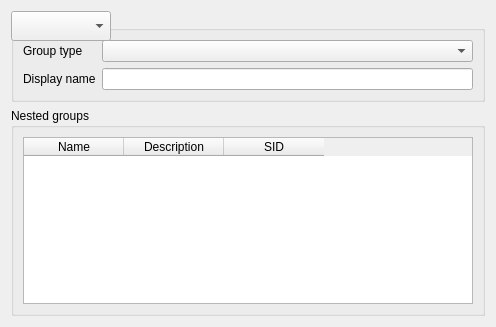
Qt form agent/src/clacks/agent/data/templates/default/group-samba.ui (gonicus/clacks) before a commit.
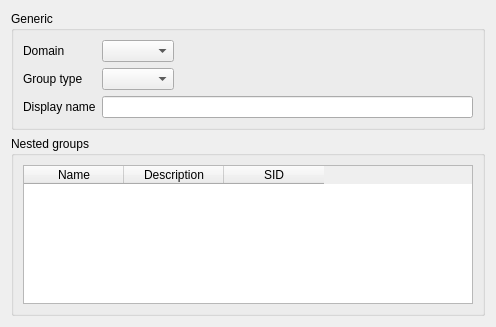
The same form after that commit. Icons and pictures are not drawn.

```diff
--- a/agent/src/clacks/agent/data/templates/default/group-samba.ui
+++ b/agent/src/clacks/agent/data/templates/default/group-samba.ui
@@ -26,36 +26,39 @@
      <layout class="QGridLayout" name="gridLayout">
       <item row="0" column="0">
        <layout class="QFormLayout" name="formLayout">
+        <property name="fieldGrowthPolicy">
+         <enum>QFormLayout::ExpandingFieldsGrow</enum>
+        </property>
         <item row="0" column="0">
+         <widget class="QLabel" name="sambaDomainNameLabel">
+          <property name="text">
+           <string>Domain</string>
+          </property>
+         </widget>
+        </item>
+        <item row="0" column="1">
+         <widget class="QComboBox" name="sambaDomainNameEdit"/>
+        </item>
+        <item row="1" column="0">
          <widget class="QLabel" name="sambaGroupTypeLabel">
           <property name="text">
            <string>Group type</string>
           </property>
          </widget>
         </item>
-        <item row="0" column="1">
+        <item row="1" column="1">
          <widget class="QComboBox" name="sambaGroupTypeEdit"/>
         </item>
-        <item row="1" column="0">
+        <item row="2" column="0">
          <widget class="QLabel" name="displayNameLabel">
           <property name="text">
            <string>Display name</string>
           </property>
          </widget>
         </item>
-        <item row="1" column="1">
+        <item row="2" column="1">
          <widget class="QLineEdit" name="displayNameEdit"/>
         </item>
-        <item row="0" column="2">
-         <widget class="QLabel" name="sambaDomainNameLabel">
-          <property name="text">
-           <string>Domain</string>
-          </property>
-         </widget>
-        </item>
-        <item row="0" column="2">
-         <widget class="QComboBox" name="sambaDomainNameEdit"/>
-        </item>
        </layout>
       </item>
      </layout>
```
Left out of the diff: 14 changed lines with no effect on the pictures.
